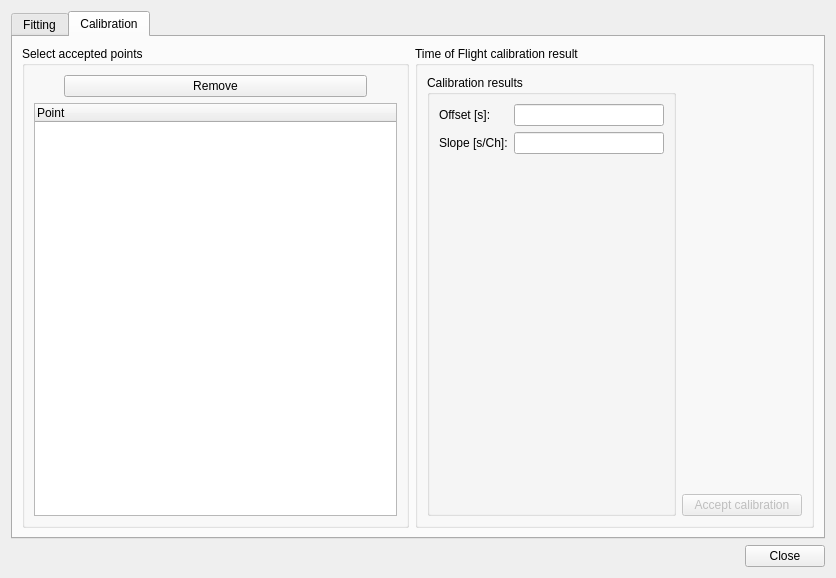
Before: the Qt Designer form ui_files/ui_calibration_dialog.ui in JYU-IBA/potku, drawn with Qt 5.
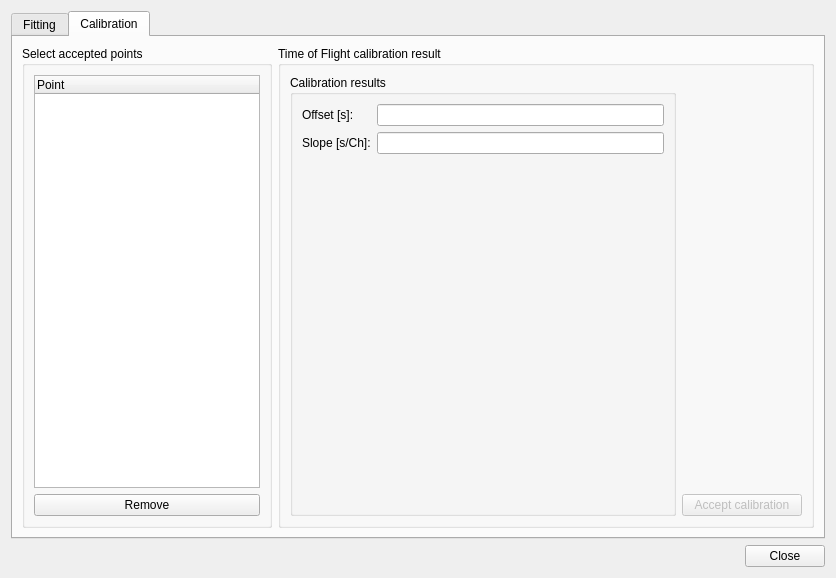
After: the same form once the commit is applied. The open tabs and pages were chosen to show the change.

Commit message: Some more layout adjustments, elements should now show up nicely on Mac too

The edit to the form file:
```diff
--- a/ui_files/ui_calibration_dialog.ui
+++ b/ui_files/ui_calibration_dialog.ui
@@ -34,6 +34,12 @@
   <layout class="QVBoxLayout" name="verticalLayout_7">
    <item>
     <widget class="QTabWidget" name="tabWidget">
+     <property name="minimumSize">
+      <size>
+       <width>250</width>
+       <height>0</height>
+      </size>
+     </property>
      <property name="currentIndex">
       <number>0</number>
      </property>
@@ -279,7 +285,7 @@
            </property>
            <property name="maximumSize">
             <size>
-             <width>16777215</width>
+             <width>250</width>
              <height>16777215</height>
             </size>
            </property>
@@ -287,28 +293,14 @@
             <string>Select accepted points</string>
            </property>
            <layout class="QVBoxLayout" name="verticalLayout">
-            <item>
-             <layout class="QHBoxLayout" name="horizontalLayout_2">
-              <property name="leftMargin">
-               <number>30</number>
-              </property>
-              <property name="rightMargin">
-               <number>30</number>
-              </property>
-              <item>
-               <widget class="QPushButton" name="removePointButton">
-                <property name="text">
-                 <string>Remove</string>
-                </property>
-                <property name="autoDefault">
-                 <bool>false</bool>
-                </property>
-               </widget>
-              </item>
-             </layout>
-            </item>
             <item>
              <widget class="QTreeWidget" name="pointsTreeWidget">
+              <property name="minimumSize">
+               <size>
+                <width>0</width>
+                <height>0</height>
+               </size>
+              </property>
               <property name="selectionMode">
                <enum>QAbstractItemView::MultiSelection</enum>
               </property>
@@ -319,6 +311,16 @@
               </column>
              </widget>
             </item>
+            <item>
+             <widget class="QPushButton" name="removePointButton">
+              <property name="text">
+               <string>Remove</string>
+              </property>
+              <property name="autoDefault">
+               <bool>false</bool>
+              </property>
+             </widget>
+            </item>
            </layout>
           </widget>
          </item>
```
Left out of the diff: 19 changed lines with no effect on the pictures. The commit also changes 1 other file.
